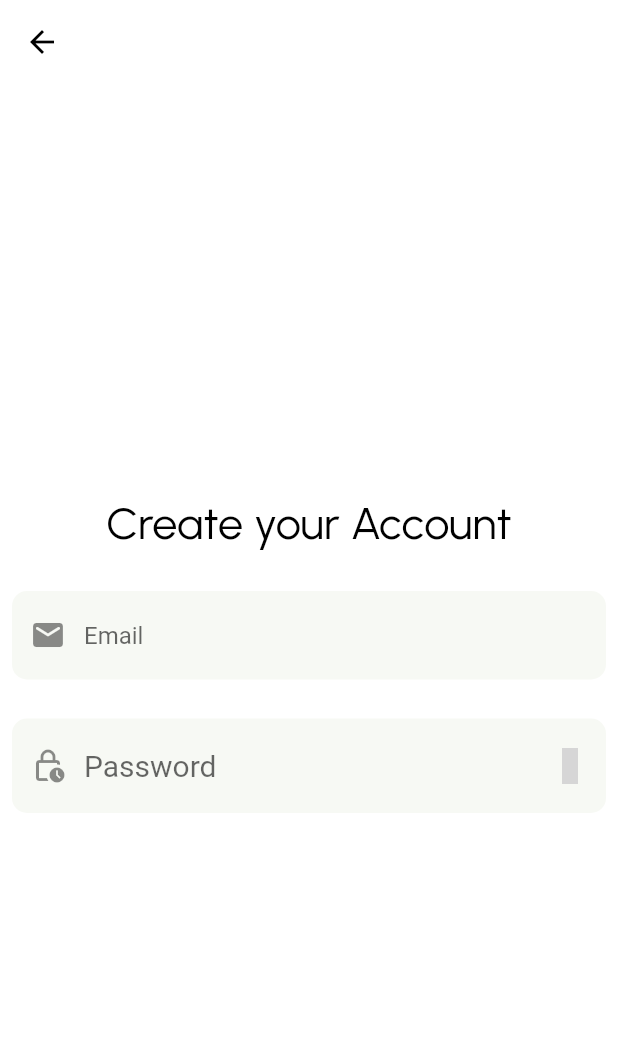
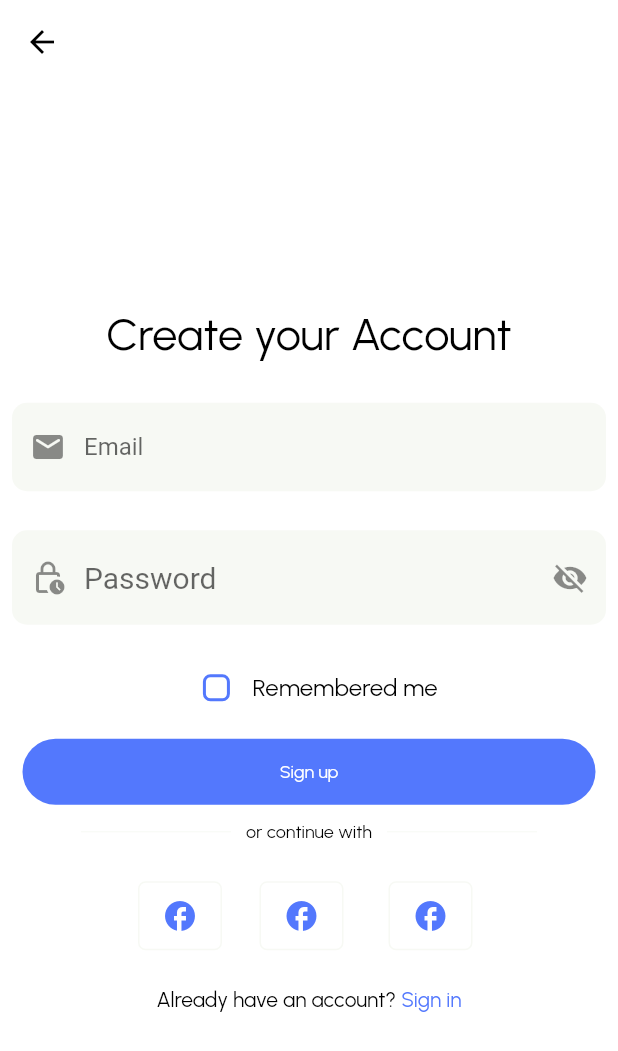
Before and after one commit to voducminh1402/Edu2Gether-mobile, a Flutter app: the screen it shows after launch, on a phone screen of 412 x 824 dp. Shown: the top 1051 px of the screen. Run offline on Flutter 3.47's test engine with Material 2 defaults, Android fonts, the phone set to English and light mode, and no system bars; project files that could hold a hidden picture were left out; grey boxes are pictures that could not be loaded.

Commit message:
login screen: edit create account

```diff
--- a/lib/screens/login/create_account.dart
+++ b/lib/screens/login/create_account.dart
@@ -1,12 +1,27 @@
-import 'package:edu2gether_mobile/utilities/colors.dart';
+import 'package:edu2gether_mobile/screens/login/login.dart';
+import 'package:edu2gether_mobile/widgets/small_text.dart';
 import 'package:flutter/cupertino.dart';
+import 'package:flutter/gestures.dart';
 import 'package:flutter/material.dart';
 
+import '../../utilities/colors.dart';
 import '../../widgets/big_text.dart';
 
-class CreateAccount extends StatelessWidget {
+class CreateAccount extends StatefulWidget {
   const CreateAccount({Key? key}) : super(key: key);
 
+  @override
+  State<CreateAccount> createState() => _CreateAccountState();
+}
+
+class _CreateAccountState extends State<CreateAccount> {
+  bool _passwordVisible = false;
+  bool _rememberAccount = false;
+  @override
+  void initState() {
+    _passwordVisible = false;
+    _rememberAccount = false;
+  }
   @override
   Widget build(BuildContext context) {
     return MaterialApp(
@@ -58,7 +73,8 @@
             Padding(
               padding: const EdgeInsets.all(8.0),
               child: TextField(
-                obscureText: true,
+                keyboardType: TextInputType.text,
+                obscureText: !_passwordVisible,
                 style: TextStyle(
                   fontSize: 20,
                 ),
@@ -70,7 +86,6 @@
                       _passwordVisible
                           ? Icons.visibility
                           : Icons.visibility_off,
-                      color: Theme.of(context).primaryColorDark,
                     ),
                     onPressed: () {
                       // Update the state i.e. toogle the state of passwordVisible variable
@@ -94,6 +109,126 @@
                 ),
               ),
             ),
+            SizedBox(
+              height: 10,
+            ),
+            Row(
+              mainAxisAlignment: MainAxisAlignment.center,
+              children: [
+                Checkbox(
+                  side: BorderSide(color: AppColors.mainColor, width: 2),
+                  checkColor: Colors.greenAccent,
+                  activeColor: AppColors.mainColor,
+                  shape: RoundedRectangleBorder(
+                    borderRadius: BorderRadius.circular(5),
+                  ),
+                  value: _rememberAccount,
+                  onChanged: (value) {
+                    setState(() {
+                      _rememberAccount = value!;
+                    });
+                  },
+                ),
+                SmallText(text: 'Remembered me', size: 16,),
+              ],
+            ),
+            SizedBox(
+              height: 10,
+            ),
+            Container(
+              width: 500,
+              margin: EdgeInsets.only(left: 15, right: 15),
+              padding: EdgeInsets.all(15),
+              decoration: BoxDecoration(
+                borderRadius: BorderRadius.circular(30),
+                color: AppColors.mainColor,
+
+              ),
+              child: Center(
+                  child: SmallText(
+                    text: "Sign up",
+                    color: Colors.white,
+                  )),
+            ),
+            SizedBox(
+              height: 10,
+            ),
+            Container(
+              child: Row(
+                crossAxisAlignment: CrossAxisAlignment.center,
+                mainAxisAlignment: MainAxisAlignment.center,
+                children: [
+                  Container(width: 100, child: Divider(color: AppColors.inputColor)),
+                  SizedBox(
+                    width: 10,
+                  ),
+                  SmallText(text: 'or continue with',),
+                  SizedBox(
+                    width: 10,
+                  ),
+                  Container(width: 100, child: Divider(color: AppColors.inputColor)),
+                ],
+              ),
+            ),
+            SizedBox(
+              height: 10,
+            ),
+            Row(
+              mainAxisAlignment: MainAxisAlignment.center,
+              children: [
+                Container(
+                  margin: EdgeInsets.all(10),
+                  padding: EdgeInsets.only(left: 15, right: 15, top: 10, bottom: 10),
+                  child: Icon(Icons.facebook_outlined, color: AppColors.mainColor,),
+                  decoration: BoxDecoration(
+                    borderRadius: BorderRadius.circular(5),
+                    border: Border.all(color: AppColors.inputColor)
+                  ),
+                ),
+                Container(
+                  margin: EdgeInsets.all(15),
+                  padding: EdgeInsets.only(left: 15, right: 15, top: 10, bottom: 10),
+                  child: Icon(Icons.facebook_outlined, color: AppColors.mainColor,),
+                  decoration: BoxDecoration(
+                      borderRadius: BorderRadius.circular(5),
+                      border: Border.all(color: AppColors.inputColor)
+                  ),
+                ),
+                Container(
+                  margin: EdgeInsets.all(15),
+                  padding: EdgeInsets.only(left: 15, right: 15, top: 10, bottom: 10),
+                  child: Icon(Icons.facebook_outlined, color: AppColors.mainColor,),
+                  decoration: BoxDecoration(
+                      borderRadius: BorderRadius.circular(5),
+                      border: Border.all(color: AppColors.inputColor)
+                  ),
+                ),
+              ],
+            ),
+            SizedBox(
+              height: 10,
+            ),
+            Center(
+                child: RichText(
+                  text: new TextSpan( text: "Already have an account?",
+                    style: TextStyle(fontFamily: 'Urbanist', color: Colors.black),
+                    children: <TextSpan>[
+                      new TextSpan(
+                        text: ' Sign in',
+                        style: new TextStyle(
+                            color: AppColors.mainColor,
+                            fontFamily: 'Urbanist'
+                        ),
+                        recognizer: new TapGestureRecognizer()..onTap = () {
+                          Navigator.push(
+                            context,
+                            MaterialPageRoute(builder: (context) => const Login()),
+                          );
+                        },
+                      ),
+                    ],
+                  ),
+                ))
           ],
         ),
       ),
--- a/lib/screens/login/login.dart
+++ b/lib/screens/login/login.dart
@@ -157,7 +157,7 @@
             Center(
                 child: RichText(
                 text: new TextSpan( text: "Don't have an account?",
-                style: TextStyle(fontFamily: 'Urbanist'),
+                style: TextStyle(fontFamily: 'Urbanist', color: Colors.black),
                 children: <TextSpan>[
                   new TextSpan(
                     text: ' Sign up',
```
Lines whose indentation alone changed are shown as unchanged.
